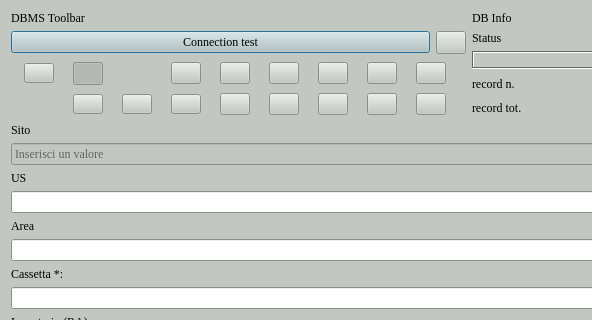
Qt form gui/ui/Tma.ui (pyarchinit/pyarchinit) before a commit; both pictures show x 0 to 592 and y 0 to 320 of the 902 by 867 pixel window.
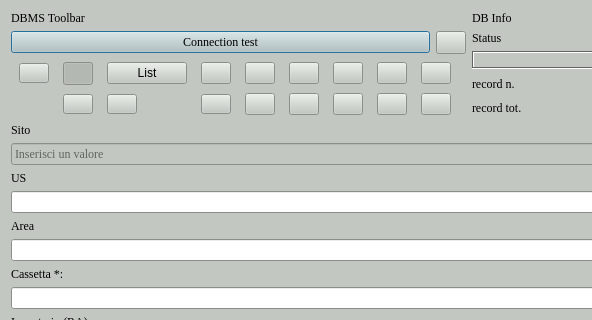
The same form after that commit. The open tabs and pages were chosen to show the change. Icons and pictures are not drawn.

Commit message: Update TMA UI: add "List" button and set default tab to "Identificazione"

```diff
--- a/gui/ui/Tma.ui
+++ b/gui/ui/Tma.ui
@@ -1205,6 +1205,13 @@
          </property>
         </widget>
        </item>
+       <item row="0" column="6">
+        <widget class="QPushButton" name="pushButton_print">
+         <property name="text">
+          <string>List</string>
+         </property>
+        </widget>
+       </item>
       </layout>
      </item>
      <item row="3" column="2">
```
Left out of the diff: 2 changed lines with no effect on the pictures.
